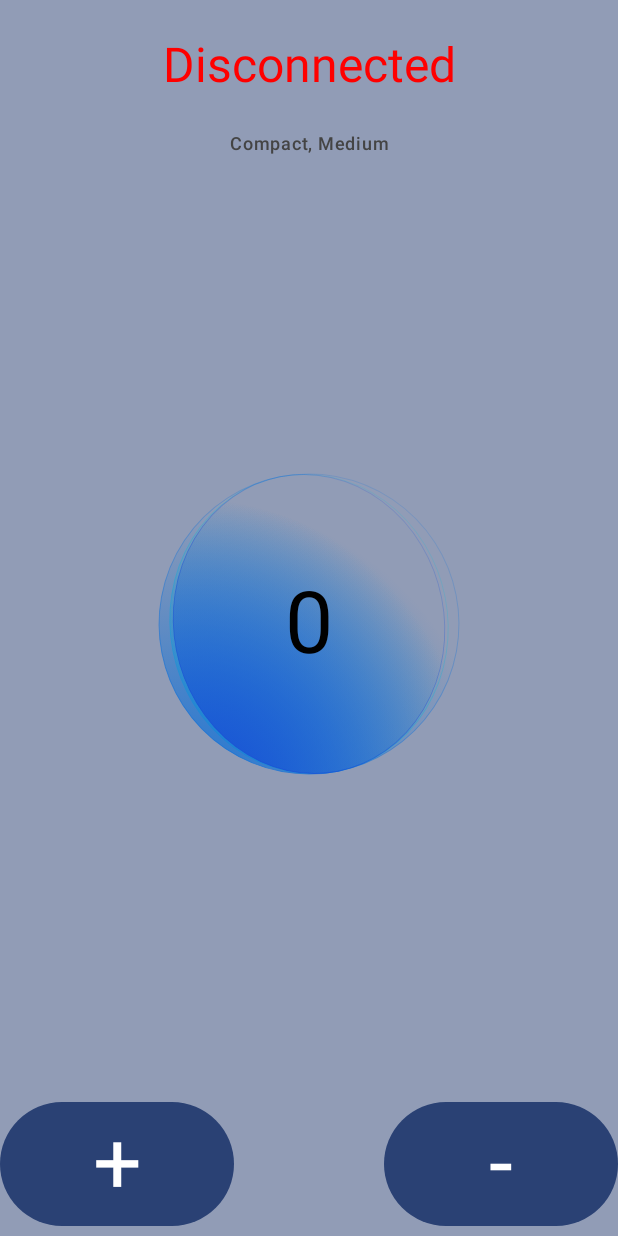
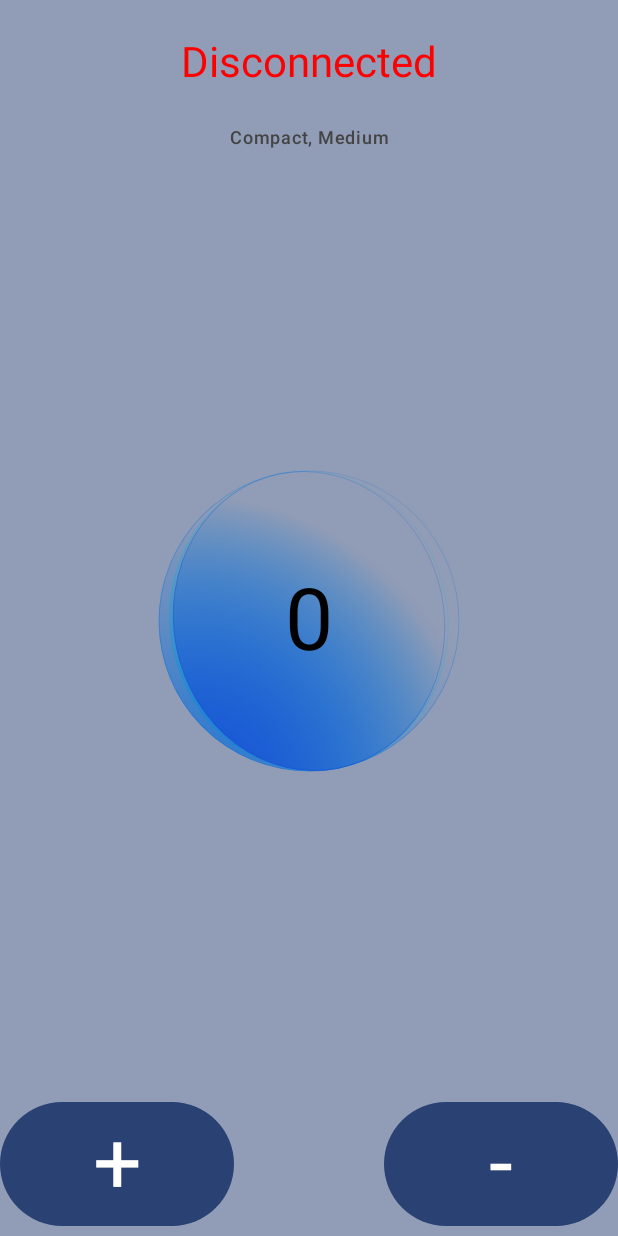
Before and after one commit to DhimanDasgupta/LearningMolecule, an Android app built with Jetpack Compose: the screen it shows after launch (MainActivity), on a phone screen of 412 x 824 dp. Run offline under Robolectric (Android 15) with nearby library versions, the phone set to English and light mode, and no system bars; our stand-ins replace Timber, window size class; libraries missing offline, so code that uses them is left out: com.freeletics.flowredux; 4 statements that could not run were skipped.

```diff
--- a/app/src/main/java/com/dhimandasgupta/learningmolecule/MainActivity.kt
+++ b/app/src/main/java/com/dhimandasgupta/learningmolecule/MainActivity.kt
@@ -20,6 +20,7 @@ import androidx.compose.foundation.layout.Spacer
 import androidx.compose.foundation.layout.fillMaxSize
 import androidx.compose.foundation.layout.fillMaxWidth
 import androidx.compose.foundation.layout.height
+import androidx.compose.foundation.layout.padding
 import androidx.compose.foundation.layout.size
 import androidx.compose.foundation.layout.systemBarsPadding
 import androidx.compose.foundation.layout.width
@@ -43,6 +44,7 @@ import androidx.compose.ui.graphics.Color
 import androidx.compose.ui.graphics.drawscope.Stroke
 import androidx.compose.ui.graphics.graphicsLayer
 import androidx.compose.ui.platform.LocalContext
+import androidx.compose.ui.text.style.TextAlign
 import androidx.compose.ui.unit.dp
 import com.dhimandasgupta.learningmolecule.presenters.CounterPresenter
 import com.dhimandasgupta.learningmolecule.presenters.NetworkPresenter
@@ -91,13 +93,28 @@ class MainActivity : ComponentActivity() {
                         Spacer(modifier = Modifier.height(24.dp))
 
                         val networkState = networkPresenter.uiModel()
-                        when (networkState) {
-                            ConnectionState.Available -> Text(text = "Connected", color = Color.Green, style = typography.headlineMedium)
-                            ConnectionState.Unavailable ->  Text(text = "Disconnected", color = Color.Red, style = typography.headlineLarge)
-                        }
+                        Text(
+                            text = when(networkState) {
+                                ConnectionState.Available -> "Connected"
+                                ConnectionState.Unavailable -> "Disconnected"
+                            },
+                            color = when(networkState) {
+                                ConnectionState.Available -> Color.Green
+                                ConnectionState.Unavailable -> Color.Red
+                            },
+                            style = typography.headlineMedium
+                        )
 
                         Spacer(modifier = Modifier.height(24.dp))
-                        Text(text = "${windowSizeClass.widthSizeClass}, ${windowSizeClass.heightSizeClass}", color = Color.DarkGray, style = typography.labelMedium)
+                        Text(
+                            text = "${windowSizeClass.widthSizeClass}, ${windowSizeClass.heightSizeClass}",
+                            modifier = Modifier
+                                .padding(horizontal = 16.dp)
+                                .fillMaxWidth(),
+                            textAlign = TextAlign.Center,
+                            color = Color.DarkGray,
+                            style = typography.labelMedium
+                        )
                     }
 
                     val counterState = counterPresenter.uiModel()
--- a/app/src/main/java/com/dhimandasgupta/learningmolecule/statemachines/NetworkStateMachine.kt
+++ b/app/src/main/java/com/dhimandasgupta/learningmolecule/statemachines/NetworkStateMachine.kt
@@ -8,12 +8,15 @@ import com.dhimandasgupta.learningmolecule.observeConnectivityAsFlow
 import com.freeletics.flowredux.dsl.FlowReduxStateMachine
 import kotlinx.coroutines.ExperimentalCoroutinesApi
 
+private const val ILLEGAL_ARGUMENT_EXCEPTION_MESSAGE =
+    "Context passed in NetworkStateMachines must be Application Context"
+
 @OptIn(ExperimentalCoroutinesApi::class)
 class NetworkStateMachine(
     private val context: Context
 ) : FlowReduxStateMachine<ConnectionState, Unit>(initialState = defaultConnectionState()) {
     init {
-        if (context !is Application) throw IllegalArgumentException("Context passed in NetworkStateMachines must be Application Context")
+        if (context !is Application) throw IllegalArgumentException(ILLEGAL_ARGUMENT_EXCEPTION_MESSAGE)
 
         spec {
             inState<ConnectionState.Unavailable> {
--- a/gradle/libs.versions.toml
+++ b/gradle/libs.versions.toml
@@ -1,5 +1,5 @@
 [versions]
-agp = "8.3.1"
+agp = "8.3.2"
 molecule = "1.4.2"
 kotlin = "1.9.23"
 coreKtx = "1.12.0"
@@ -8,7 +8,7 @@ junitVersion = "1.1.5"
 espressoCore = "3.5.1"
 lifecycleRuntimeKtx = "2.7.0"
 activityCompose = "1.8.2"
-composeBom = "2024.04.00"
+composeBom = "2024.04.01"
 flow-redux = "1.2.1"
 timber = "5.0.1"
 
```
